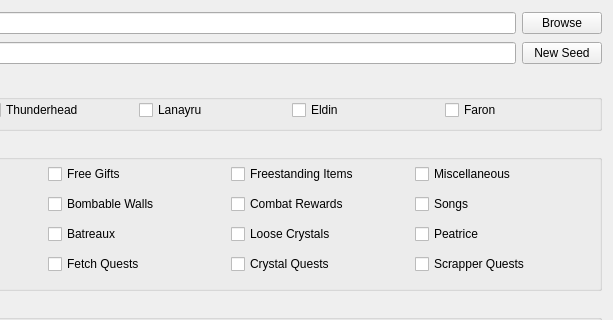
The window that randogui.ui (ssrando/ssrando) describes before a commit, drawn with Qt 5; both pictures show x 339 to 952 and y 0 to 320 of the 952 by 654 pixel window.
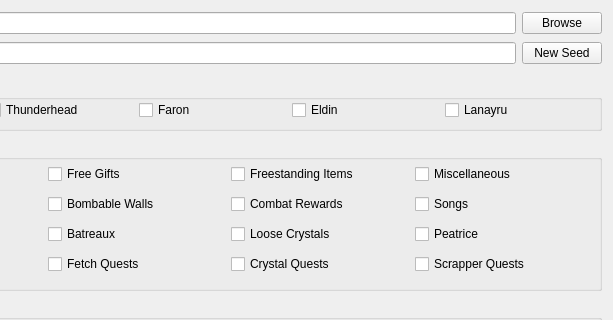
The same window after the commit.

Commit message: fixed region arrangement

What changed in the file:
```diff
--- a/randogui.ui
+++ b/randogui.ui
@@ -549,20 +549,6 @@
         </property>
        </widget>
       </item>
-      <item>
-       <widget class="QCheckBox" name="progression_lanayru">
-        <property name="text">
-         <string>Lanayru</string>
-        </property>
-       </widget>
-      </item>
-      <item>
-       <widget class="QCheckBox" name="progression_eldin">
-        <property name="text">
-         <string>Eldin</string>
-        </property>
-       </widget>
-      </item>
       <item>
        <widget class="QCheckBox" name="progression_faron">
         <property name="text">
@@ -570,6 +556,20 @@
         </property>
        </widget>
       </item>
+      <item>
+       <widget class="QCheckBox" name="progression_eldin">
+        <property name="text">
+         <string>Eldin</string>
+        </property>
+       </widget>
+      </item>
+      <item>
+       <widget class="QCheckBox" name="progression_lanayru">
+        <property name="text">
+         <string>Lanayru</string>
+        </property>
+       </widget>
+      </item>
      </layout>
     </widget>
    </widget>
```
